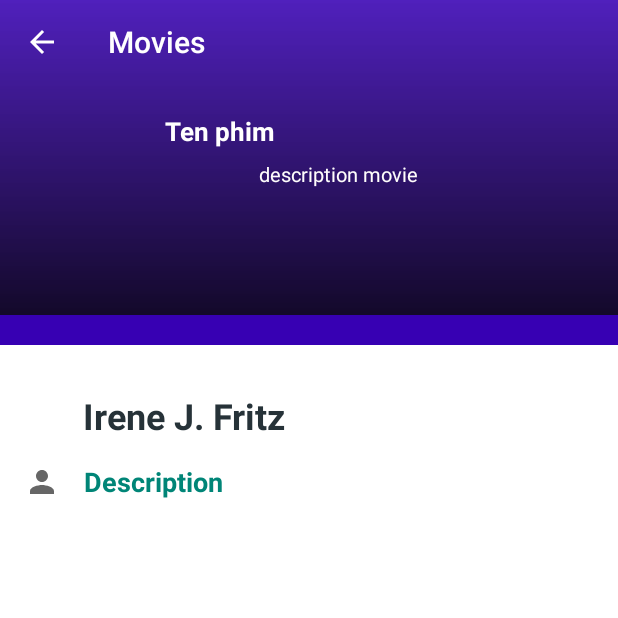
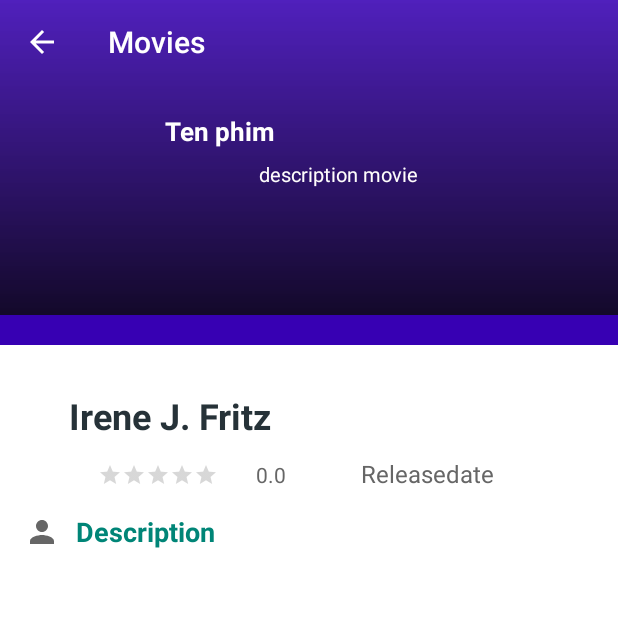
Before and after one commit to Annguyen9598/Android_Week4, an Android app: the ProfileActivity screen opened directly, with no data from a screen before it, on a phone screen of 412 x 824 dp, the top half of it. Run offline under Robolectric (Android 15) with nearby library versions, the phone set to English and light mode, and no system bars; pictures from the network do not load.

```diff
--- a/app/src/main/java/com/example/android_week4/Constants.kt
+++ b/app/src/main/java/com/example/android_week4/Constants.kt
@@ -5,5 +5,6 @@ const val ACCOUNT_DESCRIPTION_KEY = "ACCOUNT_CLUB_KEY"
 const val ACCOUNT_AVATAR_KEY = "ACCOUNT_AVATAR_KEY"
 const val MOVIE_OBJECT_KEY = "MOVIE_OBJECT_KEY"
 const val DATABASE_NAME = "MOVIES_DATABASE.db"
+const val PREFERENCE_NAME = "SETTING_FILES"
 const val CODE_ADD_NEW_ACCOUNT = 12
 const val CODE_ADD_UPDATE_ACCOUNT = 13
--- /dev/null
+++ b/app/src/main/res/drawable/ic_add_black_24dp.xml
@@ -0,0 +1,4 @@
+<vector android:height="40dp" android:viewportHeight="24.0"
+    android:viewportWidth="24.0" android:width="40dp" xmlns:android="http://schemas.android.com/apk/res/android">
+    <path android:fillColor="#FF000000" android:pathData="M19,13h-6v6h-2v-6H5v-2h6V5h2v6h6v2z"/>
+</vector>
--- /dev/null
+++ b/app/src/main/res/drawable/ic_perm_contact_calendar_black_24dp.xml
@@ -0,0 +1,5 @@
+<vector android:height="25dp" android:tint="#787878"
+    android:viewportHeight="24.0" android:viewportWidth="24.0"
+    android:width="25dp" xmlns:android="http://schemas.android.com/apk/res/android">
+    <path android:fillColor="#FF000000" android:pathData="M19,3h-1L18,1h-2v2L8,3L8,1L6,1v2L5,3c-1.11,0 -2,0.9 -2,2v14c0,1.1 0.89,2 2,2h14c1.1,0 2,-0.9 2,-2L21,5c0,-1.1 -0.9,-2 -2,-2zM12,6c1.66,0 3,1.34 3,3s-1.34,3 -3,3 -3,-1.34 -3,-3 1.34,-3 3,-3zM18,18L6,18v-1c0,-2 4,-3.1 6,-3.1s6,1.1 6,3.1v1z"/>
+</vector>
--- /dev/null
+++ b/app/src/main/res/drawable/ic_remove_black_24dp.xml
@@ -0,0 +1,4 @@
+<vector android:height="40dp" android:viewportHeight="24.0"
+    android:viewportWidth="24.0" android:width="40dp" xmlns:android="http://schemas.android.com/apk/res/android">
+    <path android:fillColor="#FF000000" android:pathData="M19,13H5v-2h14v2z"/>
+</vector>
--- /dev/null
+++ b/app/src/main/res/drawable/ic_share_black_24dp.xml
@@ -0,0 +1,4 @@
+<vector android:height="40dp" android:viewportHeight="24.0"
+    android:viewportWidth="24.0" android:width="40dp" xmlns:android="http://schemas.android.com/apk/res/android">
+    <path android:fillColor="#FF000000" android:pathData="M18,16.08c-0.76,0 -1.44,0.3 -1.96,0.77L8.91,12.7c0.05,-0.23 0.09,-0.46 0.09,-0.7s-0.04,-0.47 -0.09,-0.7l7.05,-4.11c0.54,0.5 1.25,0.81 2.04,0.81 1.66,0 3,-1.34 3,-3s-1.34,-3 -3,-3 -3,1.34 -3,3c0,0.24 0.04,0.47 0.09,0.7L8.04,9.81C7.5,9.31 6.79,9 6,9c-1.66,0 -3,1.34 -3,3s1.34,3 3,3c0.79,0 1.5,-0.31 2.04,-0.81l7.12,4.16c-0.05,0.21 -0.08,0.43 -0.08,0.65 0,1.61 1.31,2.92 2.92,2.92 1.61,0 2.92,-1.31 2.92,-2.92s-1.31,-2.92 -2.92,-2.92z"/>
+</vector>
--- /dev/null
+++ b/app/src/main/res/drawable/ic_star_black_24dp.xml
@@ -0,0 +1,5 @@
+<vector android:height="24dp" android:tint="#FDD835"
+    android:viewportHeight="24.0" android:viewportWidth="24.0"
+    android:width="24dp" xmlns:android="http://schemas.android.com/apk/res/android">
+    <path android:fillColor="#FF000000" android:pathData="M12,17.27L18.18,21l-1.64,-7.03L22,9.24l-7.19,-0.61L12,2 9.19,8.63 2,9.24l5.46,4.73L5.82,21z"/>
+</vector>
--- a/app/src/main/res/layout/activity_profile.xml
+++ b/app/src/main/res/layout/activity_profile.xml
@@ -8,27 +8,6 @@
     android:layout_width="match_parent"
     android:layout_height="match_parent"
     android:fitsSystemWindows="true">
-<!--<LinearLayout-->
-<!--    xmlns:android="http://schemas.android.com/apk/res/android"-->
-<!--    xmlns:app="http://schemas.android.com/apk/res-auto"-->
-<!--    xmlns:tools="http://schemas.android.com/tools"-->
-<!--    android:fitsSystemWindows="true"-->
-<!--    android:orientation="vertical"-->
-<!--    tools:context=".ProfileActivity"-->
-<!--    android:background="#fcfeff"-->
-<!--    android:layout_width="match_parent"-->
-<!--    android:layout_height="match_parent">-->
-
-<!--    <androidx.appcompat.widget.Toolbar-->
-<!--        android:id="@+id/toolbar"-->
-<!--        app:titleTextColor="#fff"-->
-<!--        android:layout_width="match_parent"-->
-<!--        android:layout_height="?attr/actionBarSize"-->
-<!--        android:background="#008577"-->
-<!--        app:subtitleTextColor="#f5fbff"-->
-<!--        android:padding="1dp">-->
-
-<!--    </androidx.appcompat.widget.Toolbar>-->
 
     <com.google.android.material.appbar.AppBarLayout
         android:id="@+id/app_bar_layout"
@@ -140,15 +119,14 @@
             android:layout_height="wrap_content"
             android:orientation="vertical"
             android:padding="@dimen/spacing_large">
-
             <LinearLayout
                 android:layout_width="match_parent"
                 android:layout_height="wrap_content"
                 android:orientation="horizontal">
 
                 <View
-                    android:layout_width="@dimen/spacing_xmlarge"
-                    android:layout_height="match_parent"/>
+                    android:layout_width="@dimen/spacing_large"
+                    android:layout_height="match_parent" />
 
                 <TextView
                     android:id="@+id/tvName"
@@ -156,30 +134,71 @@
                     android:layout_height="wrap_content"
                     android:layout_marginTop="@dimen/spacing_large"
                     android:textStyle="bold"
+                    android:layout_marginLeft="15dp"
                     android:text="Irene J. Fritz"
                     android:textAppearance="@style/Base.TextAppearance.AppCompat.Headline"
                     android:textColor="@color/grey_90"/>
 
             </LinearLayout>
+            <View
+                android:layout_width="match_parent"
+                android:layout_height="@dimen/spacing_large"/>
+            <androidx.constraintlayout.widget.ConstraintLayout
+                android:layout_width="match_parent"
+                android:layout_height="wrap_content"
+                android:orientation="horizontal">
+                <RatingBar
+                    android:id="@+id/rBar"
+                    style="?android:attr/ratingBarStyleSmall"
+                    android:layout_width="wrap_content"
+                    android:layout_height="wrap_content"
+                    android:layout_marginLeft="50dp"
+                    android:stepSize="0.1"
+                    app:layout_constraintStart_toStartOf="parent"
+                    app:layout_constraintTop_toTopOf="parent" />
+
+                <TextView
+                    android:id="@+id/rating3"
+                    android:layout_width="wrap_content"
+                    android:layout_height="wrap_content"
+                    android:layout_marginLeft="25dp"
+                    android:text="0.0"
+                    android:textColor="@color/grey_60"
+                    app:layout_constraintBottom_toBottomOf="@+id/rBar"
+                    app:layout_constraintStart_toEndOf="@+id/rBar"
+                    app:layout_constraintTop_toTopOf="@+id/rBar"
+                    app:layout_constraintVertical_bias="1.0" />
+
+                <TextView
+                    android:id="@+id/releasedate"
+                    android:layout_width="0dp"
+                    android:layout_height="wrap_content"
+                    android:layout_marginLeft="50dp"
+                    android:text="Releasedate"
+                    android:textColor="@color/grey_60"
+                    android:textSize="16sp"
+                    app:layout_constraintHorizontal_bias="1.0"
+                    app:layout_constraintBottom_toBottomOf="@+id/rating3"
+                    app:layout_constraintStart_toEndOf="@+id/rating3"
+                    app:layout_constraintTop_toTopOf="@id/rating3" />
+            </androidx.constraintlayout.widget.ConstraintLayout>
 
             <View
                 android:layout_width="match_parent"
                 android:layout_height="@dimen/spacing_large"/>
-
             <LinearLayout
                 android:layout_width="match_parent"
                 android:layout_height="wrap_content"
                 android:orientation="horizontal">
-
                 <ImageButton
                     android:layout_width="@dimen/spacing_mxlarge"
                     android:layout_height="@dimen/spacing_mxlarge"
                     android:background="@android:color/transparent"
                     android:tint="@color/grey_60"
-                    app:srcCompat="@drawable/ic_person"/>
-
+                    app:srcCompat="@drawable/ic_person"
+                    tools:ignore="VectorDrawableCompat" />
                 <View
-                    android:layout_width="@dimen/spacing_large"
+                    android:layout_width="10dp"
                     android:layout_height="match_parent"/>
 
                 <LinearLayout
@@ -206,11 +225,48 @@
                 </LinearLayout>
 
             </LinearLayout>
-
             <View
                 android:layout_width="match_parent"
                 android:layout_height="@dimen/spacing_large"/>
-
+            <ImageView
+                android:id="@+id/ivbanner"
+                android:scaleType="fitXY"
+                android:layout_width="match_parent"
+                android:layout_height="220dp">
+            </ImageView>
+            <View
+                android:layout_width="match_parent"
+                android:layout_height="@dimen/spacing_large"/>
+<!--            <LinearLayout-->
+<!--                android:layout_width="match_parent"-->
+<!--                android:layout_height="wrap_content"-->
+<!--                android:orientation="horizontal">-->
+<!--                <LinearLayout-->
+<!--                    android:layout_width="match_parent"-->
+<!--                    android:layout_height="40dp"-->
+<!--                    android:orientation="horizontal">-->
+<!--                    <ImageView-->
+<!--                        android:id="@+id/ivAdd"-->
+<!--                        android:layout_width="40dp"-->
+<!--                        android:layout_height="40dp"-->
+<!--                        android:src="@drawable/ic_add_black_24dp"-->
+<!--                        android:layout_marginLeft="15dp">-->
+<!--                    </ImageView>-->
+<!--                    <ImageView-->
+<!--                        android:id="@+id/ivRemove"-->
+<!--                        android:layout_width="40dp"-->
+<!--                        android:layout_height="40dp"-->
+<!--                        android:src="@drawable/ic_remove_black_24dp"-->
+<!--                        android:layout_marginLeft="10dp"/>-->
+<!--                    <ImageView-->
+<!--                        android:id="@+id/ivShare"-->
+<!--                        android:layout_width="40dp"-->
+<!--                        android:layout_height="40dp"-->
+<!--                        android:src="@drawable/ic_share_black_24dp"-->
+<!--                        android:layout_marginLeft="10dp">-->
+<!--                    </ImageView>-->
+<!--                </LinearLayout>-->
+<!--            </LinearLayout>-->
         </LinearLayout>
 
     </LinearLayout>
--- a/app/src/main/res/layout/fragment_top_rating.xml
+++ b/app/src/main/res/layout/fragment_top_rating.xml
@@ -32,7 +32,7 @@
                     android:textSize="25sp"
                     android:textStyle="bold"
                     android:textColor="#ffffff"
-                                    android:text="TOP"/>
+                    android:text="TOP RATING"/>
                 <RadioGroup
                     android:id="@+id/main_toggle"
                     android:layout_width="wrap_content"
--- a/app/src/main/res/layout/grid_movie_item.xml
+++ b/app/src/main/res/layout/grid_movie_item.xml
@@ -34,7 +34,7 @@
                     android:layout_height="30dp"
                     app:layout_constraintEnd_toEndOf="@id/imageView"
                     app:layout_constraintBottom_toBottomOf="@id/imageView"
-                    android:src="@drawable/heart_24dp"
+                    android:src="@drawable/ic_star_black_24dp"
                     android:layout_margin="2dp"
                     />
             </androidx.constraintlayout.widget.ConstraintLayout>
--- a/app/src/main/res/layout/movie_item.xml
+++ b/app/src/main/res/layout/movie_item.xml
@@ -75,7 +75,7 @@
             android:layout_height="30dp"
             app:layout_constraintEnd_toEndOf="@id/imageView"
             app:layout_constraintBottom_toBottomOf="@id/imageView"
-            android:src="@drawable/heart_24dp"
+            android:src="@drawable/ic_star_black_24dp"
             android:layout_margin="2dp"
             />
     </androidx.constraintlayout.widget.ConstraintLayout>
```
Also changed, not shown: app/src/main/java/com/example/android_week4/Adapter/GridMovieAdapter.kt (+9 -1 lines), app/src/main/java/com/example/android_week4/Adapter/MovieAdapter.kt (+9 -1 lines), app/src/main/java/com/example/android_week4/Fragment/MyFavorite.kt (+65 -32 lines), app/src/main/java/com/example/android_week4/Fragment/NowPlaying.kt (+20 -33 lines), app/src/main/java/com/example/android_week4/Fragment/TopRating.kt (+21 -29 lines), app/src/main/java/com/example/android_week4/MainActivity.kt (+31 -3 lines), app/src/main/java/com/example/android_week4/ProfileActivity.kt (+10 -0 lines), app/src/main/res/layout/fragment_now_playing.xml (+10 -10 lines), app/src/main/res/layout/fragment_my_favorite.xml (indentation only). Lines whose indentation alone changed are shown as unchanged.
